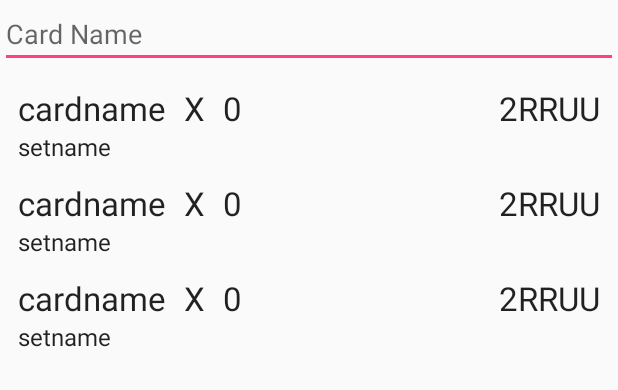
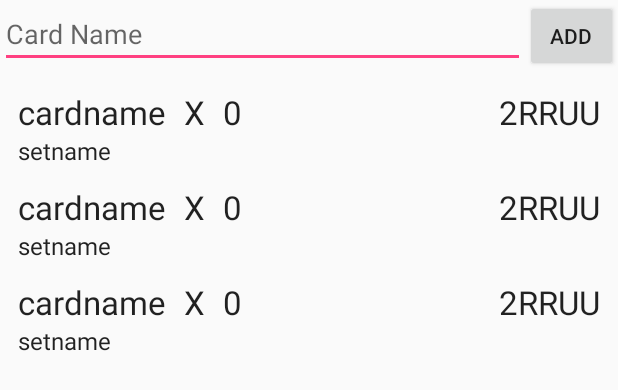
Before and after one commit to jcfenoglio/MTGBazaar, an Android app: the layout fragment_deck.xml on its own in the app's theme, with its tools: preview values and no code run, on a phone screen of 412 x 824 dp. Shown: the top 390 px of the screen. Run offline under Robolectric (Android 15) with nearby library versions, the phone set to English and light mode, and no system bars.

Commit message:
fixed foil bug and got decks working

```diff
--- a/app/src/main/java/edu/rosehulman/fenogljc/mtgbazaar/fragments/BinderFragment.java
+++ b/app/src/main/java/edu/rosehulman/fenogljc/mtgbazaar/fragments/BinderFragment.java
@@ -182,7 +182,7 @@ public class BinderFragment extends Fragment implements Callback {
                 UserCard newCard = new UserCard();
 
                 // set all the info for that card
-                newCard.setFoil(foilCheckBox.isSelected());
+                newCard.setFoil(foilCheckBox.isChecked());
                 newCard.setPrice(Float.parseFloat(cardPriceText.getText().toString()));
                 newCard.setQty(Integer.parseInt(cardQtyText.getText().toString()));
                 newCard.setSet(setSpinner.getSelectedItem().toString());
--- a/app/src/main/java/edu/rosehulman/fenogljc/mtgbazaar/fragments/DeckFragment.java
+++ b/app/src/main/java/edu/rosehulman/fenogljc/mtgbazaar/fragments/DeckFragment.java
@@ -173,7 +173,7 @@ public class DeckFragment extends Fragment implements Callback {
                 UserCard newCard = new UserCard();
 
                 // set all the info for that card
-                newCard.setFoil(foilCheckBox.isSelected());
+                newCard.setFoil(foilCheckBox.isChecked());
                 newCard.setPrice(Float.parseFloat(cardPriceText.getText().toString()));
                 newCard.setQty(Integer.parseInt(cardQtyText.getText().toString()));
                 newCard.setSet(setSpinner.getSelectedItem().toString());
--- a/app/src/main/res/layout/fragment_deck.xml
+++ b/app/src/main/res/layout/fragment_deck.xml
@@ -1,17 +1,31 @@
 <?xml version="1.0" encoding="utf-8"?>
 
 <LinearLayout xmlns:android="http://schemas.android.com/apk/res/android"
-    android:layout_width="wrap_content"
+    android:layout_width="match_parent"
     android:layout_height="wrap_content"
     android:orientation="vertical">
 
-    <EditText
-        android:id="@+id/deck_card_search"
+    <LinearLayout
+        android:id="@+id/search_add_layout"
         android:layout_width="match_parent"
         android:layout_height="wrap_content"
-        android:hint="@string/card_search_hint"
-        android:inputType="text"
-        android:singleLine="false" />
+        android:orientation="horizontal">
+        <AutoCompleteTextView
+            android:id="@+id/deck_card_search"
+            android:layout_width="0dp"
+            android:layout_height="wrap_content"
+            android:layout_weight=".85"
+            android:hint="@string/card_search_hint"
+            android:inputType="text"
+            android:singleLine="false" />
+
+        <Button
+            android:id="@+id/add_card_button"
+            android:layout_width="0dp"
+            android:layout_height="wrap_content"
+            android:layout_weight=".15"
+            android:text="@string/add_card_button" />
+    </LinearLayout>
 
     <android.support.v7.widget.RecyclerView xmlns:android="http://schemas.android.com/apk/res/android"
         xmlns:app="http://schemas.android.com/apk/res-auto"
```
Also changed, not shown: app/src/main/java/edu/rosehulman/fenogljc/mtgbazaar/MainActivity.java (+0 -35 lines), app/src/main/res/layout/add_deck_popup.xml (+0 -19 lines).
